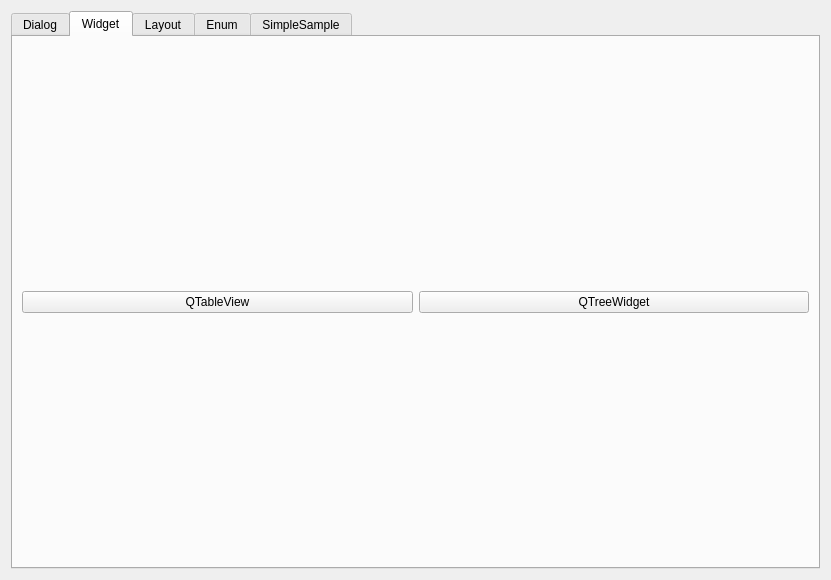
The window that Qt_Notes/Example/DesignerSimpleSample/AMyWidget.ui (Jacob-xyb/Cpp_Note) describes before a commit, drawn with Qt 5.
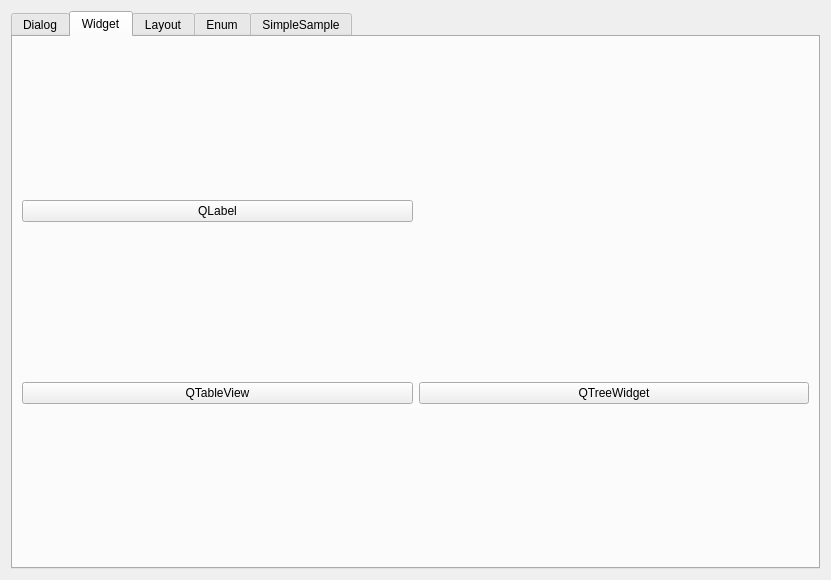
The same window after the commit. The open tabs and pages were chosen to show the change.

```diff
--- a/Qt_Notes/Example/DesignerSimpleSample/AMyWidget.ui
+++ b/Qt_Notes/Example/DesignerSimpleSample/AMyWidget.ui
@@ -45,20 +45,27 @@
        <string>Widget</string>
       </attribute>
       <layout class="QGridLayout" name="gridLayout_3">
-       <item row="0" column="0">
-        <widget class="QPushButton" name="btn_TableView">
-         <property name="text">
-          <string>QTableView</string>
-         </property>
-        </widget>
-       </item>
-       <item row="0" column="1">
+       <item row="1" column="1">
         <widget class="QPushButton" name="btn_TreeWidget">
          <property name="text">
           <string>QTreeWidget</string>
          </property>
         </widget>
        </item>
+       <item row="1" column="0">
+        <widget class="QPushButton" name="btn_TableView">
+         <property name="text">
+          <string>QTableView</string>
+         </property>
+        </widget>
+       </item>
+       <item row="0" column="0">
+        <widget class="QPushButton" name="btn_QLabel">
+         <property name="text">
+          <string>QLabel</string>
+         </property>
+        </widget>
+       </item>
       </layout>
      </widget>
      <widget class="QWidget" name="tab_3">
```
Left out of the diff: 2 changed lines with no effect on the pictures.
